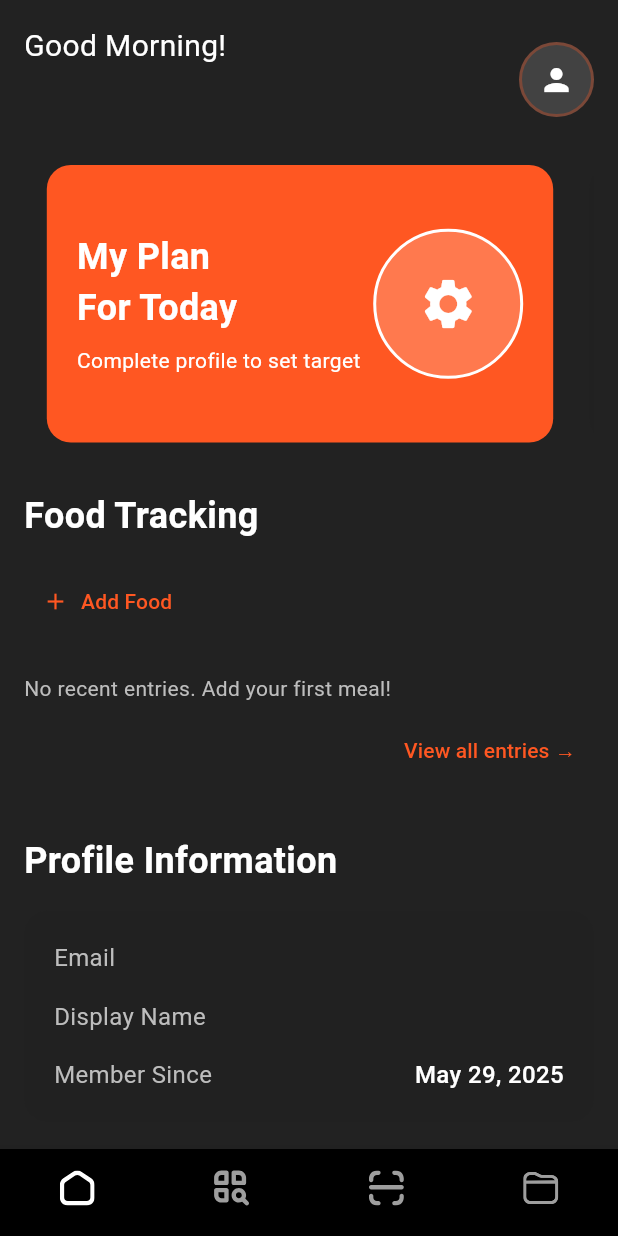
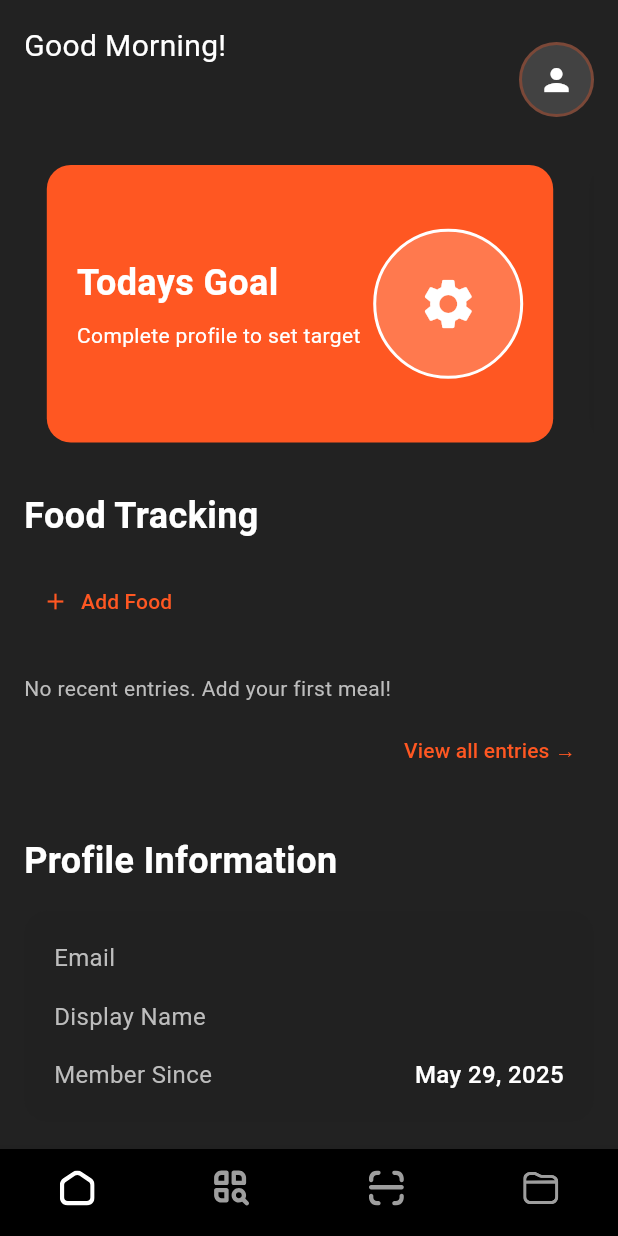
Before and after one commit to rithbennet/CalTrack, a Flutter app: the HomeScreen screen opened by its route, on a phone screen of 412 x 824 dp. Run offline on Flutter 3.47's test engine with Material 3 defaults, Android fonts, the phone set to English and light mode, and no system bars; our stand-ins replace cloud_firestore, firebase_auth, firebase_core, flutter_dotenv, flutter_svg, google_sign_in and 2 more; missing offline and left inert: mobile_scanner; accounts and stored records are empty; network calls fail.

Commit message:
Refactor: Navbar

```diff
--- /dev/null
+++ b/lib/view/components/bottom_nav_bar.dart
@@ -0,0 +1,123 @@
+import 'package:flutter/material.dart';
+import 'package:flutter_svg/flutter_svg.dart';
+import '../barcode/barcode_scanner_screen.dart';
+
+class BottomNavBar extends StatelessWidget {
+  final int currentIndex;
+  final Function(int)? onTap;
+
+  const BottomNavBar({super.key, required this.currentIndex, this.onTap});
+
+  @override
+  Widget build(BuildContext context) {
+    return BottomNavigationBar(
+      backgroundColor: Colors.black,
+      unselectedItemColor: Colors.grey,
+      selectedItemColor: Colors.white,
+      type: BottomNavigationBarType.fixed,
+      showSelectedLabels: false,
+      showUnselectedLabels: false,
+      currentIndex: currentIndex,
+      onTap: onTap ?? _defaultOnTap,
+      items: [
+        BottomNavigationBarItem(
+          icon: SvgPicture.asset(
+            'assets/icons/House Blank.svg',
+            height: 24,
+            width: 24,
+            colorFilter: const ColorFilter.mode(Colors.grey, BlendMode.srcIn),
+          ),
+          activeIcon: SvgPicture.asset(
+            'assets/icons/House Blank.svg',
+            height: 24,
+            width: 24,
+            colorFilter: const ColorFilter.mode(Colors.white, BlendMode.srcIn),
+          ),
+          label: 'Home',
+        ),
+        BottomNavigationBarItem(
+          icon: SvgPicture.asset(
+            'assets/icons/search.svg',
+            height: 24,
+            width: 24,
+            colorFilter: const ColorFilter.mode(Colors.grey, BlendMode.srcIn),
+          ),
+          activeIcon: SvgPicture.asset(
+            'assets/icons/search.svg',
+            height: 24,
+            width: 24,
+            colorFilter: const ColorFilter.mode(Colors.white, BlendMode.srcIn),
+          ),
+          label: 'Search',
+        ),
+        BottomNavigationBarItem(
+          icon: SvgPicture.asset(
+            'assets/icons/QR Scan.svg',
+            height: 24,
+            width: 24,
+            colorFilter: const ColorFilter.mode(Colors.grey, BlendMode.srcIn),
+          ),
+          activeIcon: SvgPicture.asset(
+            'assets/icons/QR Scan.svg',
+            height: 24,
+            width: 24,
+            colorFilter: const ColorFilter.mode(Colors.white, BlendMode.srcIn),
+          ),
+          label: 'Scan',
+        ),
+        BottomNavigationBarItem(
+          icon: SvgPicture.asset(
+            'assets/icons/folder.svg',
+            height: 24,
+            width: 24,
+            colorFilter: const ColorFilter.mode(Colors.grey, BlendMode.srcIn),
+          ),
+          activeIcon: SvgPicture.asset(
+            'assets/icons/folder.svg',
+            height: 24,
+            width: 24,
+            colorFilter: const ColorFilter.mode(Colors.white, BlendMode.srcIn),
+          ),
+          label: 'Files',
+        ),
+      ],
+    );
+  }
+
+  void _defaultOnTap(int index) {
+    // Default navigation behavior - can be overridden by providing onTap
+    // This is a fallback that doesn't require context
+  }
+
+  // Static method for common navigation logic
+  static void handleNavigation(
+    BuildContext context,
+    int index, {
+    int? currentIndex,
+  }) {
+    // Don't navigate if user tapped on the current page
+    if (currentIndex != null && index == currentIndex) {
+      return;
+    }
+
+    switch (index) {
+      case 0:
+        // Home - Navigate to home if not already there
+        Navigator.pushNamedAndRemoveUntil(context, '/', (route) => false);
+        break;
+      case 1:
+        // Search functionality - you can implement this later
+        break;
+      case 2:
+        // Scan functionality
+        Navigator.push(
+          context,
+          MaterialPageRoute(builder: (context) => const BarcodeScannerScreen()),
+        );
+        break;
+      case 3:
+        // Files functionality - you can implement this later
+        break;
+    }
+  }
+}
--- a/lib/view/components/home/progress_cards_carousel.dart
+++ b/lib/view/components/home/progress_cards_carousel.dart
@@ -45,7 +45,7 @@ class ProgressCardsCarousel extends StatelessWidget {
               mainAxisAlignment: MainAxisAlignment.center,
               children: [
                 const Text(
-                  'My Plan\nFor Today',
+                  'Todays Goal',
                   style: TextStyle(
                     color: Colors.white,
                     fontSize: 24,
--- a/lib/view/home_screen.dart
+++ b/lib/view/home_screen.dart
@@ -1,17 +1,16 @@
 import 'package:flutter/material.dart';
 import 'package:provider/provider.dart';
-import 'package:flutter_svg/flutter_svg.dart';
 import 'package:caltrack/viewmodels/auth_view_model.dart';
 import 'package:caltrack/viewmodels/user_view_model.dart';
 import 'package:caltrack/viewmodels/food_log_view_model.dart';
 import 'package:caltrack/view/profile_screen.dart';
-import 'barcode/barcode_scanner_screen.dart';
 // Import custom components
 import 'components/home/user_greeting_header.dart';
 import 'components/home/progress_cards_carousel.dart';
 import 'components/home/food_tracking_section.dart';
 import 'components/home/section_header.dart';
 import 'components/home/user_info_card.dart';
+import 'components/bottom_nav_bar.dart';
 
 class HomeScreen extends StatefulWidget {
   const HomeScreen({super.key});
@@ -145,122 +144,11 @@ class _HomeScreenState extends State<HomeScreen> {
           ),
 
           // Bottom Navigation Bar
-          bottomNavigationBar: BottomNavigationBar(
-            backgroundColor: Colors.black,
-            unselectedItemColor: Colors.grey,
-            selectedItemColor: Colors.white,
-            type: BottomNavigationBarType.fixed,
-            showSelectedLabels: false,
-            showUnselectedLabels: false,
+          bottomNavigationBar: BottomNavBar(
             currentIndex: 0, // Home screen is selected
             onTap: (index) {
-              switch (index) {
-                case 0:
-                  // Already on home screen, do nothing
-                  break;
-                case 1:
-                  // Search functionality - you can implement this later
-                  break;
-                case 2:
-                  // Scan functionality
-                  Navigator.push(
-                    context,
-                    MaterialPageRoute(
-                      builder: (context) => const BarcodeScannerScreen(),
-                    ),
-                  );
-                  break;
-                case 3:
-                  // Files functionality - you can implement this later
-                  break;
-              }
+              BottomNavBar.handleNavigation(context, index, currentIndex: 0);
             },
-            items: [
-              BottomNavigationBarItem(
-                icon: SvgPicture.asset(
-                  'assets/icons/House Blank.svg',
-                  height: 24,
-                  width: 24,
-                  colorFilter: const ColorFilter.mode(
-                    Colors.grey,
-                    BlendMode.srcIn,
-                  ),
-                ),
-                activeIcon: SvgPicture.asset(
-                  'assets/icons/House Blank.svg',
-                  height: 24,
-                  width: 24,
-                  colorFilter: const ColorFilter.mode(
-                    Colors.white,
-                    BlendMode.srcIn,
-                  ),
-                ),
-                label: 'Home',
-              ),
-              BottomNavigationBarItem(
-                icon: SvgPicture.asset(
-                  'assets/icons/search.svg',
-                  height: 24,
-                  width: 24,
-                  colorFilter: const ColorFilter.mode(
-                    Colors.grey,
-                    BlendMode.srcIn,
-                  ),
-                ),
-                activeIcon: SvgPicture.asset(
-                  'assets/icons/search.svg',
-                  height: 24,
-                  width: 24,
-                  colorFilter: const ColorFilter.mode(
-                    Colors.white,
-                    BlendMode.srcIn,
-                  ),
-                ),
-                label: 'Search',
-              ),
-              BottomNavigationBarItem(
-                icon: SvgPicture.asset(
-                  'assets/icons/QR Scan.svg',
-                  height: 24,
-                  width: 24,
-                  colorFilter: const ColorFilter.mode(
-                    Colors.grey,
-                    BlendMode.srcIn,
-                  ),
-                ),
-                activeIcon: SvgPicture.asset(
-                  'assets/icons/QR Scan.svg',
-                  height: 24,
-                  width: 24,
-                  colorFilter: const ColorFilter.mode(
-                    Colors.white,
-                    BlendMode.srcIn,
-                  ),
-                ),
-                label: 'Scan',
-              ),
-              BottomNavigationBarItem(
-                icon: SvgPicture.asset(
-                  'assets/icons/folder.svg',
-                  height: 24,
-                  width: 24,
-                  colorFilter: const ColorFilter.mode(
-                    Colors.grey,
-                    BlendMode.srcIn,
-                  ),
-                ),
-                activeIcon: SvgPicture.asset(
-                  'assets/icons/folder.svg',
-                  height: 24,
-                  width: 24,
-                  colorFilter: const ColorFilter.mode(
-                    Colors.white,
-                    BlendMode.srcIn,
-                  ),
-                ),
-                label: 'Files',
-              ),
-            ],
           ),
         );
       },
```
